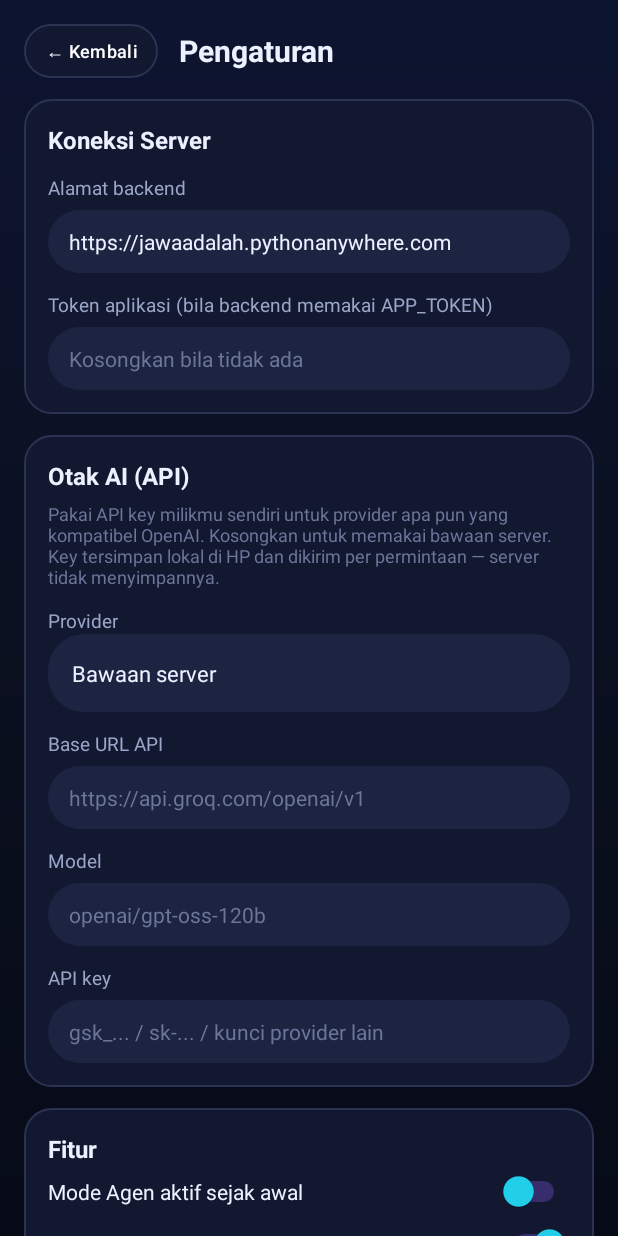
After one commit to jawaadalah/skeleton-meta-ai, an Android app: the SettingsActivity screen opened directly, with no data from a screen before it, on a phone screen of 412 x 824 dp. The commit adds this screen. Run offline under Robolectric (Android 15) with nearby library versions, the phone set to English and light mode, and no system bars.

Commit message:
v11: backend override LLM per-request (BYOK gaya OpenAI) + Android layar Pengaturan (Koneksi/Otak AI+preset/Fitur/Tentang), tombol Atur, streaming opsional, versi aplikasi 11.0

```diff
--- a/android/app/build.gradle.kts
+++ b/android/app/build.gradle.kts
@@ -11,8 +11,8 @@ android {
         applicationId = "com.jawaadalah.youragent"
         minSdk = 24
         targetSdk = 35
-        versionCode = 9
-        versionName = "9.0"
+        versionCode = 11
+        versionName = "11.0"
     }
 
     buildTypes {
--- a/android/app/src/main/AndroidManifest.xml
+++ b/android/app/src/main/AndroidManifest.xml
@@ -21,6 +21,9 @@
                 <category android:name="android.intent.category.LAUNCHER" />
             </intent-filter>
         </activity>
+        <activity
+            android:name=".SettingsActivity"
+            android:exported="false" />
     </application>
 
 </manifest>
--- /dev/null
+++ b/android/app/src/main/java/com/jawaadalah/youragent/SettingsActivity.kt
@@ -0,0 +1,128 @@
+package com.jawaadalah.youragent
+
+import android.os.Bundle
+import android.view.View
+import android.widget.AdapterView
+import android.widget.ArrayAdapter
+import android.widget.Button
+import android.widget.EditText
+import android.widget.Spinner
+import android.widget.Switch
+import android.widget.TextView
+import android.widget.Toast
+import androidx.appcompat.app.AppCompatActivity
+import androidx.core.view.ViewCompat
+import androidx.core.view.WindowCompat
+import androidx.core.view.WindowInsetsCompat
+import androidx.core.view.WindowInsetsControllerCompat
+
+/**
+ * Layar Pengaturan Your Agent (v11) — layar kedua selain chat:
+ *  - Koneksi Server: alamat backend + token aplikasi.
+ *  - Otak AI: preset provider (Groq, OpenRouter, OpenAI, Gemini, Kustom)
+ *    atau bawaan server; API key milik pengguna sendiri (BYOK) tersimpan
+ *    lokal di HP dan dikirim per permintaan — server tidak menyimpannya.
+ *  - Fitur: Mode Agen bawaan & streaming jawaban.
+ *  - Tentang: versi, deskripsi, dan daftar fitur aplikasi.
+ */
+class SettingsActivity : AppCompatActivity() {
+
+    private val prefs by lazy { getSharedPreferences("skeleton", MODE_PRIVATE) }
+
+    private data class Preset(val nama: String, val baseUrl: String, val model: String)
+
+    private val presets = listOf(
+        Preset("Bawaan server", "", ""),
+        Preset("Groq", "https://api.groq.com/openai/v1", "openai/gpt-oss-120b"),
+        Preset("OpenRouter", "https://openrouter.ai/api/v1", "meta-llama/llama-3.3-70b-instruct"),
+        Preset("OpenAI", "https://api.openai.com/v1", "gpt-4o-mini"),
+        Preset("Google Gemini", "https://generativelanguage.googleapis.com/v1beta/openai/", "gemini-2.0-flash"),
+        Preset("Kustom", "", "")
+    )
+
+    override fun onCreate(savedInstanceState: Bundle?) {
+        super.onCreate(savedInstanceState)
+        WindowCompat.setDecorFitsSystemWindows(window, false)
+        setContentView(R.layout.activity_settings)
+        val root = findViewById<View>(R.id.settingsRoot)
+        WindowInsetsControllerCompat(window, root).apply {
+            isAppearanceLightStatusBars = false
+            isAppearanceLightNavigationBars = false
+        }
+        ViewCompat.setOnApplyWindowInsetsListener(root) { v, insets ->
+            val bars = insets.getInsets(WindowInsetsCompat.Type.systemBars())
+            v.setPadding(bars.left, bars.top, bars.right, bars.bottom)
+            insets
+        }
+
+        val editBackend = findViewById<EditText>(R.id.editBackendUrl)
+        val editToken = findViewById<EditText>(R.id.editAppToken)
+        val spinner = findViewById<Spinner>(R.id.spinnerProvider)
+        val editBase = findViewById<EditText>(R.id.editLlmBase)
+        val editModel = findViewById<EditText>(R.id.editLlmModel)
+        val editKey = findViewById<EditText>(R.id.editLlmKey)
+        val switchAgentDefault = findViewById<Switch>(R.id.switchAgentDefault)
+        val switchStreaming = findViewById<Switch>(R.id.switchStreaming)
+
+        editBackend.setText(prefs.getString("backend_url", "https://jawaadalah.pythonanywhere.com"))
+        editToken.setText(prefs.getString("app_token", ""))
+        editBase.setText(prefs.getString("llm_base_url", ""))
+        editModel.setText(prefs.getString("llm_model", ""))
+        editKey.setText(prefs.getString("llm_api_key", ""))
+        switchAgentDefault.isChecked = prefs.getBoolean("agent_default", false)
+        switchStreaming.isChecked = prefs.getBoolean("streaming", true)
+
+        val adapter = ArrayAdapter(this, R.layout.spinner_item, presets.map { it.nama })
+        adapter.setDropDownViewResource(R.layout.spinner_dropdown)
+        spinner.adapter = adapter
+        spinner.setSelection(prefs.getInt("llm_preset", 0).coerceIn(0, presets.size - 1))
+        spinner.onItemSelectedListener = object : AdapterView.OnItemSelectedListener {
+            override fun onItemSelected(parent: AdapterView<*>?, view: View?, pos: Int, id: Long) {
+                val p = presets[pos]
+                if (p.nama != "Kustom" && p.nama != "Bawaan server") {
+                    editBase.setText(p.baseUrl)
+                    editModel.setText(p.model)
+                } else if (p.nama == "Bawaan server") {
+                    editBase.setText("")
+                    editModel.setText("")
+                }
+            }
+
+            override fun onNothingSelected(parent: AdapterView<*>?) {}
+        }
+
+        val versionName = try {
+            packageManager.getPackageInfo(packageName, 0).versionName ?: "?"
+        } catch (_: Exception) {
+            "?"
+        }
+        findViewById<TextView>(R.id.textAbout).text =
+            "Your Agent v$versionName — asisten AI pribadi dengan Mode Agen dan Pabrik APK.\n\n" +
+                "Fitur utama:\n" +
+                "• Chat streaming dengan otak AI pilihanmu (BYOK: Groq, OpenRouter, OpenAI, Gemini, atau server sendiri)\n" +
+                "• Mode Agen: 15 skill — kalkulator, catatan, ingatan jangka panjang, ambil web, generator proyek\n" +
+                "• Pabrik APK: buat aplikasi & game Android jadi file APK asli dari chat\n" +
+                "• Generator Cerdas: kode ditulis AI mengikuti instruksimu, dicek validator, fallback template\n" +
+                "• Gerbang konfirmasi untuk aksi merusak\n" +
+                "• Riwayat chat lokal + sesi & ingatan tersimpan di backend\n\n" +
+                "Backend: jawaadalah.pythonanywhere.com\n" +
+                "Kode sumber: github.com/jawaadalah/your-agent\n" +
+                "Dibuat oleh Jawaadalah (J-DEV)."
+
+        findViewById<Button>(R.id.buttonBack).setOnClickListener { finish() }
+        findViewById<Button>(R.id.buttonSaveSettings).setOnClickListener {
+            prefs.edit()
+                .putString("backend_url", editBackend.text.toString().trim().trimEnd('/'))
+                .putString("app_token", editToken.text.toString().trim())
+                .putInt("llm_preset", spinner.selectedItemPosition)
+                .putString("llm_base_url", editBase.text.toString().trim())
+                .putString("llm_model", editModel.text.toString().trim())
+                .putString("llm_api_key", editKey.text.toString().trim())
+                .putBoolean("agent_default", switchAgentDefault.isChecked)
+                .putBoolean("streaming", switchStreaming.isChecked)
+                .apply()
+            Toast.makeText(this, "Pengaturan tersimpan", Toast.LENGTH_SHORT).show()
+            finish()
+        }
+    }
+}
--- a/android/app/src/main/res/layout/activity_main.xml
+++ b/android/app/src/main/res/layout/activity_main.xml
@@ -42,9 +42,9 @@
         </LinearLayout>
 
         <Button
-            android:id="@+id/buttonUrl"
+            android:id="@+id/buttonSettings"
             style="@style/Widget.YourAgent.ChipButton"
-            android:text="URL" />
+            android:text="⚙ Atur" />
 
         <Button
             android:id="@+id/buttonClear"
--- /dev/null
+++ b/android/app/src/main/res/layout/activity_settings.xml
@@ -0,0 +1,185 @@
+<?xml version="1.0" encoding="utf-8"?>
+<ScrollView xmlns:android="http://schemas.android.com/apk/res/android"
+    android:id="@+id/settingsRoot"
+    android:layout_width="match_parent"
+    android:layout_height="match_parent"
+    android:background="@drawable/bg_app"
+    android:scrollbars="none">
+
+    <LinearLayout
+        android:layout_width="match_parent"
+        android:layout_height="wrap_content"
+        android:orientation="vertical"
+        android:padding="16dp">
+
+        <!-- Kepala layar -->
+        <LinearLayout
+            android:layout_width="match_parent"
+            android:layout_height="wrap_content"
+            android:gravity="center_vertical"
+            android:orientation="horizontal">
+
+            <Button
+                android:id="@+id/buttonBack"
+                style="@style/Widget.YourAgent.ChipButton"
+                android:background="@drawable/bg_agent_bar"
+                android:text="← Kembali" />
+
+            <TextView
+                android:layout_width="wrap_content"
+                android:layout_height="wrap_content"
+                android:layout_marginStart="14dp"
+                android:text="Pengaturan"
+                android:textColor="@color/text_primary"
+                android:textSize="20sp"
+                android:textStyle="bold" />
+        </LinearLayout>
+
+        <!-- Koneksi Server -->
+        <LinearLayout
+            style="@style/Widget.YourAgent.SettingsCard">
+
+            <TextView
+                style="@style/Widget.YourAgent.SettingsTitle"
+                android:text="Koneksi Server" />
+
+            <TextView
+                style="@style/Widget.YourAgent.SettingsLabel"
+                android:text="Alamat backend" />
+
+            <EditText
+                android:id="@+id/editBackendUrl"
+                style="@style/Widget.YourAgent.SettingsField"
+                android:hint="https://jawaadalah.pythonanywhere.com"
+                android:inputType="textUri" />
+
+            <TextView
+                style="@style/Widget.YourAgent.SettingsLabel"
+                android:text="Token aplikasi (bila backend memakai APP_TOKEN)" />
+
+            <EditText
+                android:id="@+id/editAppToken"
+                style="@style/Widget.YourAgent.SettingsField"
+                android:hint="Kosongkan bila tidak ada"
+                android:inputType="textPassword" />
+        </LinearLayout>
+
+        <!-- Otak AI -->
+        <LinearLayout
+            style="@style/Widget.YourAgent.SettingsCard">
+
+            <TextView
+                style="@style/Widget.YourAgent.SettingsTitle"
+                android:text="Otak AI (API)" />
+
+            <TextView
+                style="@style/Widget.YourAgent.SettingsHint"
+                android:text="Pakai API key milikmu sendiri untuk provider apa pun yang kompatibel OpenAI. Kosongkan untuk memakai bawaan server. Key tersimpan lokal di HP dan dikirim per permintaan — server tidak menyimpannya." />
+
+            <TextView
+                style="@style/Widget.YourAgent.SettingsLabel"
+                android:text="Provider" />
+
+            <Spinner
+                android:id="@+id/spinnerProvider"
+                android:layout_width="match_parent"
+                android:layout_height="wrap_content"
+                android:background="@drawable/bg_edit_pill"
+                android:padding="6dp" />
+
+            <TextView
+                style="@style/Widget.YourAgent.SettingsLabel"
+                android:text="Base URL API" />
+
+            <EditText
+                android:id="@+id/editLlmBase"
+                style="@style/Widget.YourAgent.SettingsField"
+                android:hint="https://api.groq.com/openai/v1"
+                android:inputType="textUri" />
+
+            <TextView
+                style="@style/Widget.YourAgent.SettingsLabel"
+                android:text="Model" />
+
+            <EditText
+                android:id="@+id/editLlmModel"
+                style="@style/Widget.YourAgent.SettingsField"
+                android:hint="openai/gpt-oss-120b"
+                android:inputType="text" />
+
+            <TextView
+                style="@style/Widget.YourAgent.SettingsLabel"
+                android:text="API key" />
+
+            <EditText
+                android:id="@+id/editLlmKey"
+                style="@style/Widget.YourAgent.SettingsField"
+                android:hint="gsk_... / sk-... / kunci provider lain"
+                android:inputType="textPassword" />
+        </LinearLayout>
+
+        <!-- Fitur -->
+        <LinearLayout
+            style="@style/Widget.YourAgent.SettingsCard">
+
+            <TextView
+                style="@style/Widget.YourAgent.SettingsTitle"
+                android:text="Fitur" />
+
+            <Switch
+                android:id="@+id/switchAgentDefault"
+                android:layout_width="match_parent"
+                android:layout_height="wrap_content"
+                android:paddingTop="8dp"
+                android:paddingBottom="8dp"
+                android:text="Mode Agen aktif sejak awal"
+                android:textColor="@color/text_primary"
+                android:textSize="14sp"
+                android:thumbTint="@color/accent_cyan"
+                android:trackTint="@color/accent_violet" />
+
+            <Switch
+                android:id="@+id/switchStreaming"
+                android:layout_width="match_parent"
+                android:layout_height="wrap_content"
+                android:paddingTop="8dp"
+                android:paddingBottom="8dp"
+                android:text="Streaming jawaban (teks muncul bertahap)"
+                android:textColor="@color/text_primary"
+                android:textSize="14sp"
+                android:thumbTint="@color/accent_cyan"
+                android:trackTint="@color/accent_violet" />
+        </LinearLayout>
+
+        <!-- Tentang -->
+        <LinearLayout
+            style="@style/Widget.YourAgent.SettingsCard">
+
+            <TextView
+                style="@style/Widget.YourAgent.SettingsTitle"
+                android:text="Tentang Aplikasi" />
+
+            <TextView
+                android:id="@+id/textAbout"
+                android:layout_width="match_parent"
+                android:layout_height="wrap_content"
+                android:paddingTop="6dp"
+                android:lineSpacingMultiplier="1.15"
+                android:textColor="@color/text_secondary"
+                android:textSize="13.5sp" />
+        </LinearLayout>
+
+        <Button
+            android:id="@+id/buttonSaveSettings"
+            android:layout_width="match_parent"
+            android:layout_height="52dp"
+            android:layout_marginTop="6dp"
+            android:background="@drawable/btn_send"
+            android:text="Simpan Pengaturan"
+            android:textAllCaps="false"
+            android:textColor="@color/text_on_gradient"
+            android:textSize="15sp"
+            android:textStyle="bold" />
+
+    </LinearLayout>
+</ScrollView>
--- /dev/null
+++ b/android/app/src/main/res/layout/spinner_item.xml
@@ -0,0 +1,7 @@
+<?xml version="1.0" encoding="utf-8"?>
+<TextView xmlns:android="http://schemas.android.com/apk/res/android"
+    android:layout_width="match_parent"
+    android:layout_height="wrap_content"
+    android:padding="10dp"
+    android:textColor="@color/text_primary"
+    android:textSize="14.5sp" />
--- a/android/app/src/main/res/values/styles.xml
+++ b/android/app/src/main/res/values/styles.xml
@@ -39,4 +39,52 @@
         <item name="android:statusBarColor">@color/bg_navy_deep</item>
         <item name="android:navigationBarColor">@color/bg_navy_deep</item>
     </style>
+
+    <!-- Kartu & field di layar Pengaturan (v11) -->
+    <style name="Widget.YourAgent.SettingsCard">
+        <item name="android:layout_width">match_parent</item>
+        <item name="android:layout_height">wrap_content</item>
+        <item name="android:layout_marginTop">14dp</item>
+        <item name="android:background">@drawable/bg_agent_bar</item>
+        <item name="android:orientation">vertical</item>
+        <item name="android:padding">16dp</item>
+    </style>
+
+    <style name="Widget.YourAgent.SettingsTitle">
+        <item name="android:layout_width">wrap_content</item>
+        <item name="android:layout_height">wrap_content</item>
+        <item name="android:textColor">@color/text_primary</item>
+        <item name="android:textSize">16sp</item>
+        <item name="android:textStyle">bold</item>
+    </style>
+
+    <style name="Widget.YourAgent.SettingsLabel">
+        <item name="android:layout_width">wrap_content</item>
+        <item name="android:layout_height">wrap_content</item>
+        <item name="android:layout_marginTop">12dp</item>
+        <item name="android:textColor">@color/text_secondary</item>
+        <item name="android:textSize">12.5sp</item>
+    </style>
+
+    <style name="Widget.YourAgent.SettingsHint">
+        <item name="android:layout_width">match_parent</item>
+        <item name="android:layout_height">wrap_content</item>
+        <item name="android:layout_marginTop">6dp</item>
+        <item name="android:textColor">@color/text_hint</item>
+        <item name="android:textSize">12sp</item>
+    </style>
+
+    <style name="Widget.YourAgent.SettingsField">
+        <item name="android:layout_width">match_parent</item>
+        <item name="android:layout_height">wrap_content</item>
+        <item name="android:layout_marginTop">6dp</item>
+        <item name="android:background">@drawable/bg_edit_pill</item>
+        <item name="android:paddingStart">14dp</item>
+        <item name="android:paddingTop">11dp</item>
+        <item name="android:paddingEnd">14dp</item>
+        <item name="android:paddingBottom">11dp</item>
+        <item name="android:textColor">@color/text_primary</item>
+        <item name="android:textColorHint">@color/text_hint</item>
+        <item name="android:textSize">14sp</item>
+    </style>
 </resources>
```
Also changed, not shown: android/app/src/main/java/com/jawaadalah/youragent/MainActivity.kt (+68 -29 lines), android/app/src/main/res/layout/spinner_dropdown.xml (added, +8 -0 lines), 2 other files.
